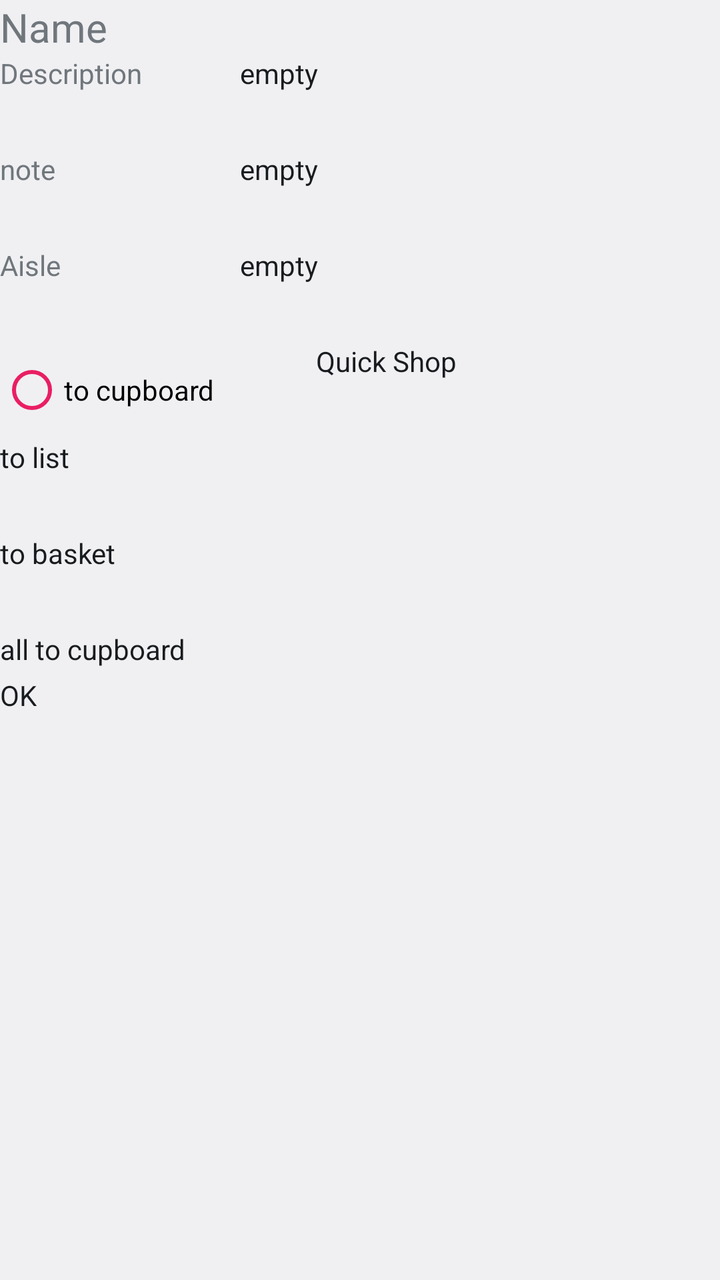
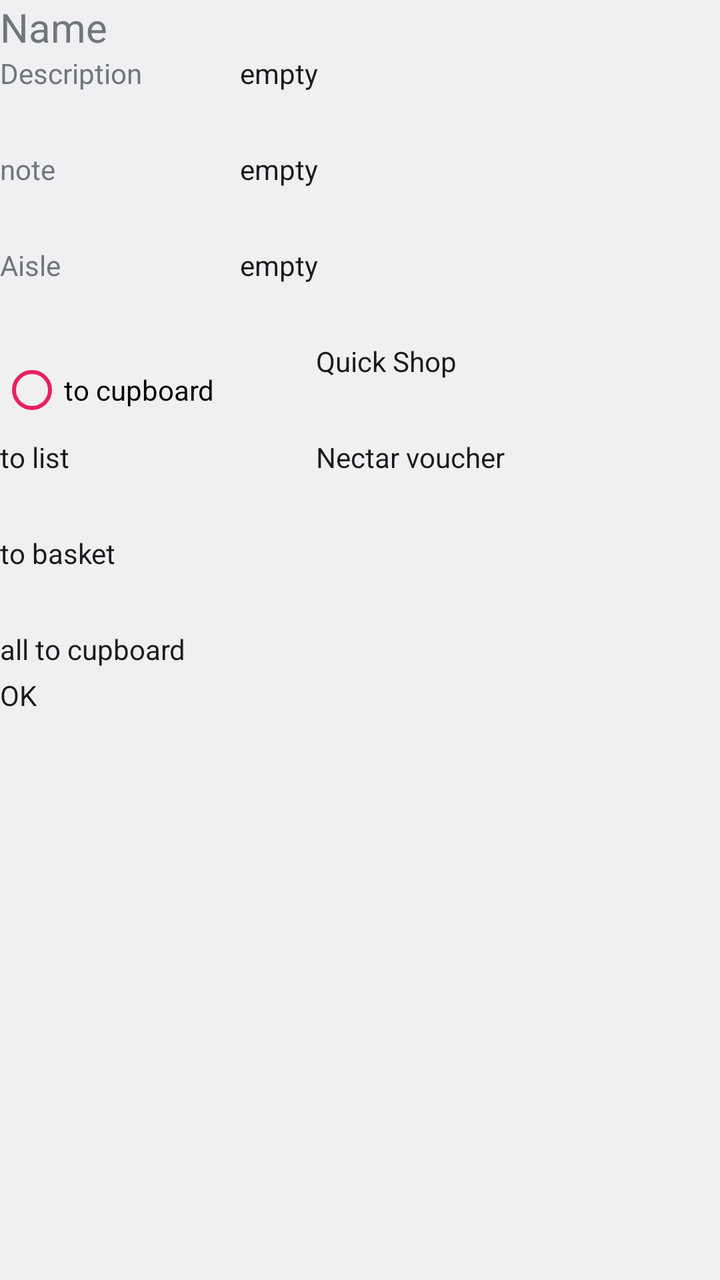

Compare the two renders of this Android layout. The source of the first and the diff that turns it into the second are given below.
<!-- AndroidManifest.xml: application theme AppTheme -->
<!-- res/layout/dialog_layout.xml -->
<?xml version="1.0" encoding="utf-8"?>
<LinearLayout xmlns:android="http://schemas.android.com/apk/res/android"
    xmlns:tools="http://schemas.android.com/tools"
    android:layout_width="match_parent"
    android:layout_height="match_parent"
    android:minHeight="48dp"
    android:orientation="vertical">

    <TextView
        android:id="@+id/item_name"
        android:layout_width="match_parent"
        android:layout_height="wrap_content"
        android:text="Name"
        android:textSize="20sp" />

    <LinearLayout
        android:id="@+id/description_layout"
        android:layout_width="match_parent"
        android:layout_height="wrap_content"
        android:gravity="start"
        android:orientation="horizontal">

        <TextView
            android:id="@+id/descriptionLabel"
            android:layout_width="0dp"
            android:layout_height="wrap_content"
            android:layout_weight="1"
            android:text="@string/edit_description_label" />

        <EditText
            android:id="@+id/descriptionInput"
            android:layout_width="0dp"
            android:layout_height="wrap_content"
            android:layout_weight="2"
            android:maxLines="1"
            android:minHeight="48dp"
            android:inputType="text"
            android:importantForAutofill="no"
            android:text="@string/empty" />
    </LinearLayout>

    <LinearLayout
        android:layout_width="match_parent"
        android:layout_height="wrap_content"
        android:orientation="horizontal">

        <TextView
            android:id="@+id/notesLabel"
            android:layout_width="0dp"
            android:layout_height="wrap_content"
            android:layout_weight="1"
            android:text="@string/note" />

        <EditText
            android:id="@+id/noteInput"
            android:layout_width="0dp"
            android:layout_height="wrap_content"
            android:layout_weight="2"
            android:importantForAutofill="no"
            android:inputType="text"
            android:maxLines="1"
            android:minHeight="48dp"
            android:text="@string/empty" />
    </LinearLayout>

    <LinearLayout
        android:layout_width="match_parent"
        android:layout_height="wrap_content"
        android:orientation="horizontal">

        <TextView
            android:id="@+id/aisleLabel"
            android:layout_width="0dp"
            android:layout_height="wrap_content"
            android:layout_weight="1"
            android:text="@string/aisle" />

        <EditText
            android:id="@+id/aisleInput"
            android:layout_width="0dp"
            android:layout_height="wrap_content"
            android:layout_weight="2"
            android:importantForAutofill="no"
            android:inputType="number"
            android:maxLines="1"
            android:minHeight="48dp"
            android:text="@string/empty" />

    </LinearLayout>

    <LinearLayout
        android:layout_width="match_parent"
        android:layout_height="167dp"
        android:orientation="horizontal">

        <RadioGroup
            android:id="@+id/moveToRadioGroup"
            android:layout_width="158dp"
            android:layout_height="wrap_content"
            android:backgroundTint="#FFC107">

            <RadioButton
                android:id="@+id/toCupboardRadioButton"
                style="@style/Widget.AppCompat.CompoundButton.RadioButton"
                android:layout_width="wrap_content"
                android:layout_height="wrap_content"
                android:buttonTint="#E91E63"
                android:minHeight="48dp"
                android:text="to cupboard" />

            <RadioButton
                android:id="@+id/toListRadioButton"
                android:layout_width="wrap_content"
                android:layout_height="wrap_content"
                android:buttonTint="@color/green"
                android:minHeight="48dp"
                android:text="to list" />

            <RadioButton
                android:id="@+id/toBasketRadioButton"
                android:layout_width="wrap_content"
                android:layout_height="wrap_content"
                android:minHeight="48dp"
                android:text="to basket" />

            <RadioButton
                android:id="@+id/allToCupboardRadioButton"
                android:layout_width="wrap_content"
                android:layout_height="wrap_content"
                android:minHeight="48dp"
                android:text="all to cupboard" />

        </RadioGroup>

        <CheckBox
            android:id="@+id/checkBox"
            android:layout_width="180dp"
            android:layout_height="wrap_content"
            android:minHeight="72dp"
            android:text="Quick Shop" />

    </LinearLayout>

    <Button
        android:id="@+id/buttonSend"
        android:layout_width="wrap_content"
        android:layout_height="wrap_content"
        android:text="@string/send_button">
        >
    </Button>

</LinearLayout>
<!-- resources referenced by this layout -->
<resources>
  <color name="green">#4CAF50</color>
  <string name="aisle">Aisle</string>
  <string name="edit_description_label">Description</string>
  <string name="empty">empty</string>
  <string name="note">note</string>
  <string name="send_button">OK</string>
  <style name="AppTheme" parent="android:Theme.DeviceDefault.Light.DarkActionBar">
          <item name="android:windowActionBarOverlay">false</item>
      </style>
</resources>

<!-- the commit's change to res/layout/dialog_layout.xml (unified diff, before → after) -->
@@ -132,12 +132,26 @@
 
         </RadioGroup>
 
-        <CheckBox
-            android:id="@+id/checkBox"
-            android:layout_width="180dp"
+        <LinearLayout
+            android:layout_width="wrap_content"
             android:layout_height="wrap_content"
-            android:minHeight="72dp"
-            android:text="Quick Shop" />
+            android:orientation="vertical">
+
+            <CheckBox
+                android:id="@+id/checkBox"
+                android:layout_width="wrap_content"
+                android:layout_height="wrap_content"
+                android:minHeight="48dp"
+                android:text="Quick Shop" />
+
+            <CheckBox
+                android:id="@+id/nectarCheckBox"
+                android:layout_width="wrap_content"
+                android:layout_height="wrap_content"
+                android:minHeight="48dp"
+                android:text="Nectar voucher" />
+
+        </LinearLayout>
 
     </LinearLayout>
 
